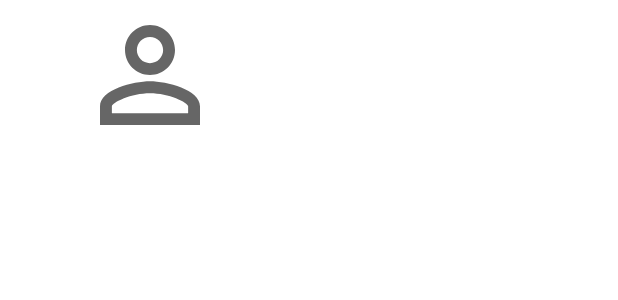
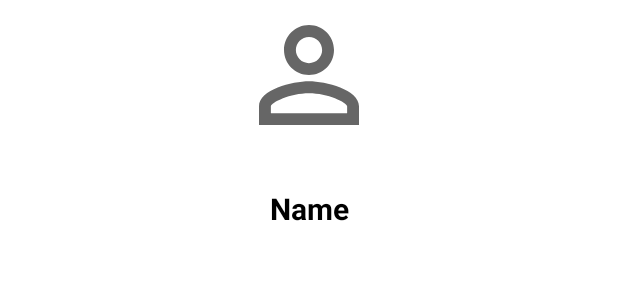
Before and after one commit to lakshaygarg128/Unbound-Social-App, an Android app: the layout nav_header.xml on its own in the app's theme, with its tools: preview values and no code run, on a phone screen of 412 x 824 dp. Shown: the top 300 px of the screen. Run offline under Robolectric (Android 15) with nearby library versions, the phone set to English and light mode, and no system bars; Roboto replaces fonts that are not available here.

Commit message:
image and name in drawer
added image and Name of current user in drawer

```diff
--- a/app/src/main/res/layout/nav_header.xml
+++ b/app/src/main/res/layout/nav_header.xml
@@ -1,11 +1,35 @@
 <?xml version="1.0" encoding="utf-8"?>
-<LinearLayout
-    xmlns:android="http://schemas.android.com/apk/res/android" android:layout_width="match_parent"
-    android:layout_height="match_parent">
+<androidx.constraintlayout.widget.ConstraintLayout xmlns:android="http://schemas.android.com/apk/res/android"
+    xmlns:tools="http://schemas.android.com/tools"
+    android:layout_width="match_parent"
+    android:layout_height="match_parent"
+    xmlns:app="http://schemas.android.com/apk/res-auto">
+
     <ImageView
+        android:id="@+id/profileImage"
         android:layout_width="200dp"
         android:layout_height="100dp"
         android:src="@drawable/ic_person"
+        app:layout_constraintRight_toRightOf="parent"
+        app:layout_constraintTop_toTopOf="parent"
+        app:layout_constraintLeft_toLeftOf="parent"
         />
 
-</LinearLayout>
+    <TextView
+        android:id="@+id/profile_name"
+        android:layout_width="wrap_content"
+        android:layout_height="0dp"
+        android:text="Name"
+        android:textColor="@color/black"
+        android:textSize="20sp"
+        android:textStyle="bold"
+        android:layout_marginTop="25dp"
+        android:layout_marginBottom="25dp"
+        app:layout_constraintRight_toRightOf="parent"
+        app:layout_constraintLeft_toLeftOf="parent"
+        app:layout_constraintTop_toBottomOf="@+id/profileImage"
+
+        />
+
+
+</androidx.constraintlayout.widget.ConstraintLayout>
```
Also changed, not shown: app/src/main/java/com/example/socialapp/MainActivity.kt (+41 -8 lines).
